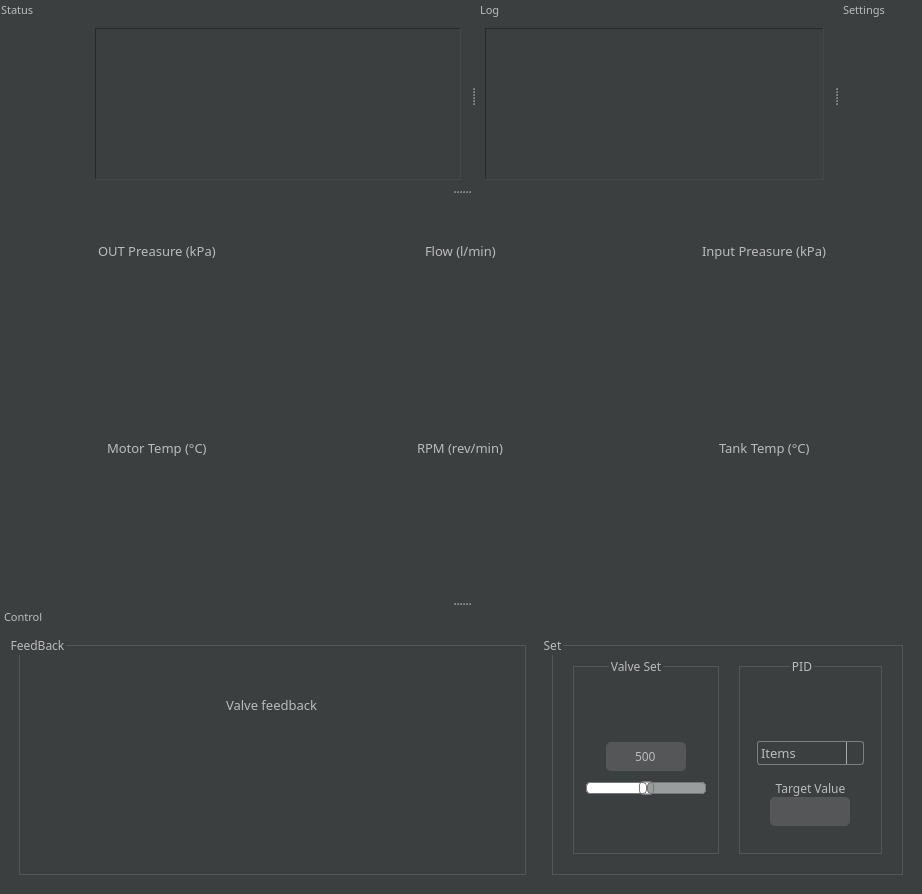
This is mainwindow.ui in SundaySW/PumpBenchController as Qt 5 draws it before an edit. The edited form follows.
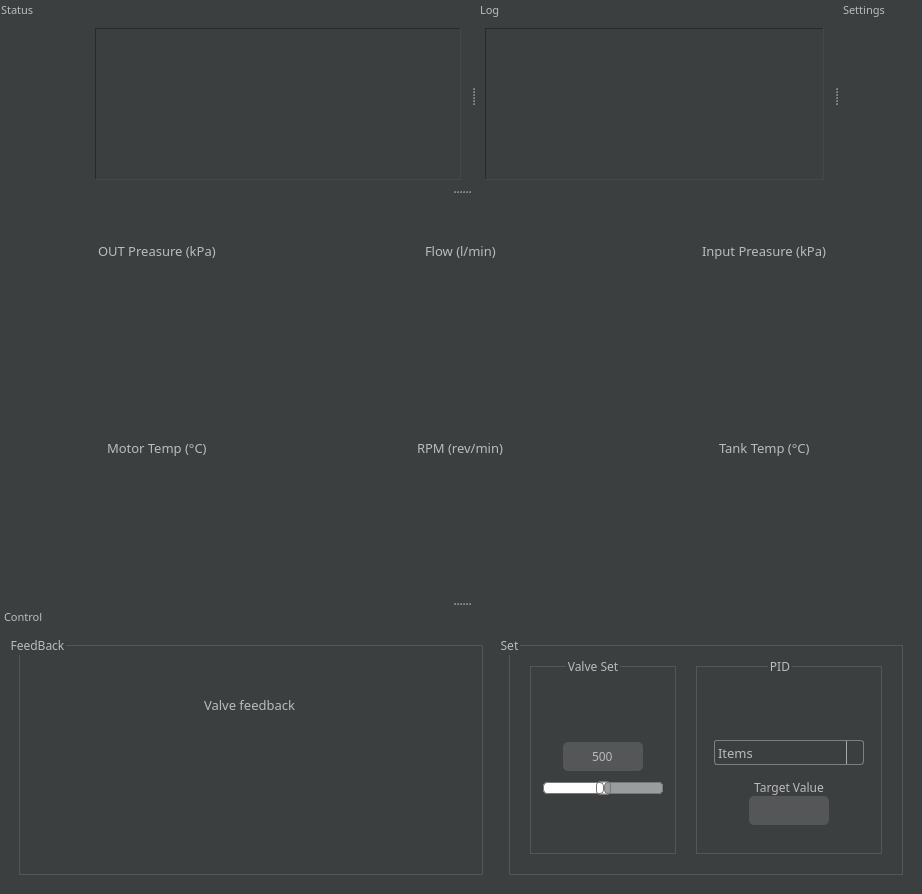
This is the edited form. Icons and pictures are not drawn.

Diff of the .ui file:
```diff
--- a/mainwindow.ui
+++ b/mainwindow.ui
@@ -1854,14 +1854,14 @@
                  <item>
                   <widget class="QComboBox" name="pidValue_comboBox">
                    <property name="sizePolicy">
-                    <sizepolicy hsizetype="Preferred" vsizetype="Fixed">
+                    <sizepolicy hsizetype="Fixed" vsizetype="Fixed">
                      <horstretch>0</horstretch>
                      <verstretch>0</verstretch>
                     </sizepolicy>
                    </property>
                    <property name="minimumSize">
                     <size>
-                     <width>107</width>
+                     <width>150</width>
                      <height>0</height>
                     </size>
                    </property>
@@ -1874,10 +1874,13 @@
                    <property name="insertPolicy">
                     <enum>QComboBox::InsertAtTop</enum>
                    </property>
+                   <property name="sizeAdjustPolicy">
+                    <enum>QComboBox::AdjustToMinimumContentsLengthWithIcon</enum>
+                   </property>
                    <property name="iconSize">
                     <size>
-                     <width>25</width>
-                     <height>25</height>
+                     <width>19</width>
+                     <height>19</height>
                     </size>
                    </property>
                    <item>
```
